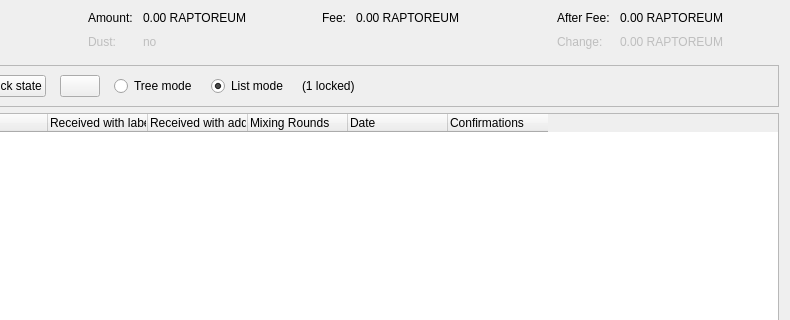
The window that src/qt/forms/coincontroldialog.ui (stabner/HashmonkeyCoin) describes before a commit, drawn with Qt 5; both pictures show x 164 to 954 and y 0 to 320 of the 954 by 500 pixel window.
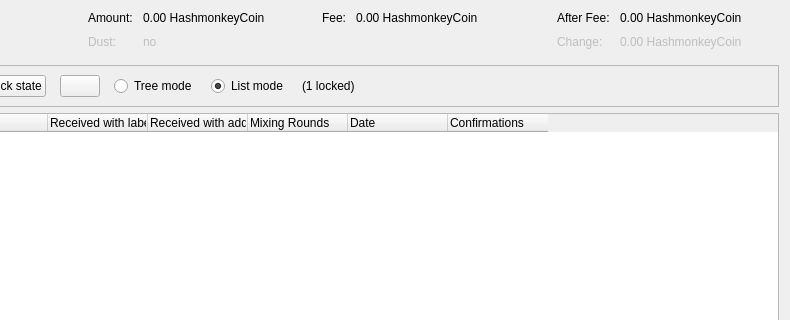
The same window after the commit. Custom widgets are drawn as their Qt base class.

```diff
--- a/src/qt/forms/coincontroldialog.ui
+++ b/src/qt/forms/coincontroldialog.ui
@@ -114,7 +114,7 @@
           <enum>Qt::ActionsContextMenu</enum>
          </property>
          <property name="text">
-          <string notr="true">0.00 RAPTOREUM</string>
+          <string notr="true">0.00 HashmonkeyCoin</string>
          </property>
          <property name="textInteractionFlags">
           <set>Qt::LinksAccessibleByMouse|Qt::TextSelectableByKeyboard|Qt::TextSelectableByMouse</set>
@@ -182,7 +182,7 @@
           <enum>Qt::ActionsContextMenu</enum>
          </property>
          <property name="text">
-          <string notr="true">0.00 RAPTOREUM</string>
+          <string notr="true">0.00 HashmonkeyCoin</string>
          </property>
          <property name="textInteractionFlags">
           <set>Qt::LinksAccessibleByMouse|Qt::TextSelectableByKeyboard|Qt::TextSelectableByMouse</set>
@@ -221,7 +221,7 @@
           <enum>Qt::ActionsContextMenu</enum>
          </property>
          <property name="text">
-          <string notr="true">0.00 RAPTOREUM</string>
+          <string notr="true">0.00 HashmonkeyCoin</string>
          </property>
          <property name="textInteractionFlags">
           <set>Qt::LinksAccessibleByMouse|Qt::TextSelectableByKeyboard|Qt::TextSelectableByMouse</set>
@@ -250,7 +250,7 @@
           <enum>Qt::ActionsContextMenu</enum>
          </property>
          <property name="text">
-          <string notr="true">0.00 RAPTOREUM</string>
+          <string notr="true">0.00 HashmonkeyCoin</string>
          </property>
          <property name="textInteractionFlags">
           <set>Qt::LinksAccessibleByMouse|Qt::TextSelectableByKeyboard|Qt::TextSelectableByMouse</set>
```
